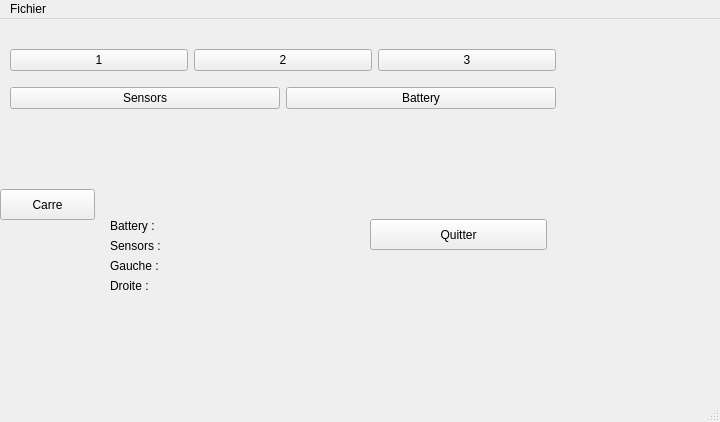
First picture: the form in NAO /Interface.ui, repository dussotro/StageRobZerr, before the edit.
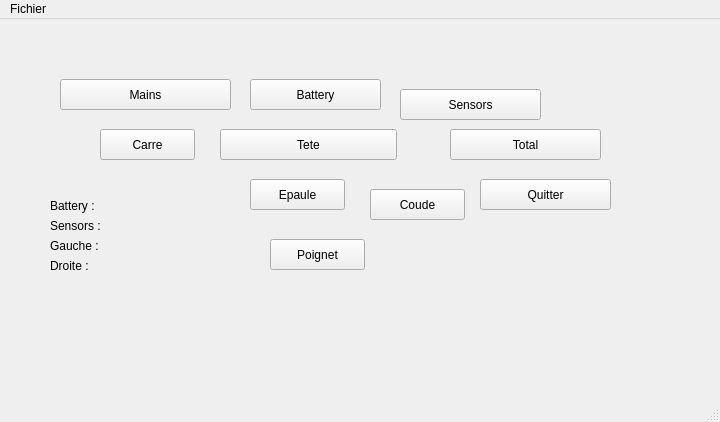
Second picture: the form after the edit.

The edit to the form file:
```diff
--- a/NAO /Interface.ui
+++ b/NAO /Interface.ui
@@ -17,66 +17,11 @@
    <string>MainWindow</string>
   </property>
   <widget class="QWidget" name="centralwidget">
-   <widget class="QWidget" name="verticalLayoutWidget">
-    <property name="geometry">
-     <rect>
-      <x>10</x>
-      <y>20</y>
-      <width>546</width>
-      <height>80</height>
-     </rect>
-    </property>
-    <layout class="QVBoxLayout" name="verticalLayout">
-     <item>
-      <layout class="QHBoxLayout" name="horizontalLayout">
-       <item>
-        <widget class="QPushButton" name="Button1">
-         <property name="text">
-          <string>1</string>
-         </property>
-        </widget>
-       </item>
-       <item>
-        <widget class="QPushButton" name="pushButton_2">
-         <property name="text">
-          <string>2</string>
-         </property>
-        </widget>
-       </item>
-       <item>
-        <widget class="QPushButton" name="pushButton_3">
-         <property name="text">
-          <string>3</string>
-         </property>
-        </widget>
-       </item>
-      </layout>
-     </item>
-     <item>
-      <layout class="QHBoxLayout" name="horizontalLayout_2">
-       <item>
-        <widget class="QPushButton" name="Bouton_sensors">
-         <property name="text">
-          <string>Sensors</string>
-         </property>
-        </widget>
-       </item>
-       <item>
-        <widget class="QPushButton" name="Bouton_battery">
-         <property name="text">
-          <string>Battery</string>
-         </property>
-        </widget>
-       </item>
-      </layout>
-     </item>
-    </layout>
-   </widget>
    <widget class="QPushButton" name="Bouton_square">
     <property name="geometry">
      <rect>
-      <x>0</x>
-      <y>170</y>
+      <x>100</x>
+      <y>110</y>
       <width>95</width>
       <height>31</height>
      </rect>
@@ -97,8 +42,8 @@
    <widget class="QWidget" name="formLayoutWidget">
     <property name="geometry">
      <rect>
-      <x>110</x>
-      <y>200</y>
+      <x>50</x>
+      <y>180</y>
       <width>201</width>
       <height>110</height>
      </rect>
@@ -158,9 +103,9 @@
    <widget class="QPushButton" name="Bouton_Stop">
     <property name="geometry">
      <rect>
-      <x>370</x>
-      <y>200</y>
-      <width>177</width>
+      <x>480</x>
+      <y>160</y>
+      <width>131</width>
       <height>31</height>
      </rect>
     </property>
@@ -168,6 +113,110 @@
      <string>Quitter</string>
     </property>
    </widget>
+   <widget class="QPushButton" name="Bouton_Tete">
+    <property name="geometry">
+     <rect>
+      <x>220</x>
+      <y>110</y>
+      <width>177</width>
+      <height>31</height>
+     </rect>
+    </property>
+    <property name="text">
+     <string>Tete</string>
+    </property>
+   </widget>
+   <widget class="QPushButton" name="Bouton_Total">
+    <property name="geometry">
+     <rect>
+      <x>450</x>
+      <y>110</y>
+      <width>151</width>
+      <height>31</height>
+     </rect>
+    </property>
+    <property name="text">
+     <string>Total</string>
+    </property>
+   </widget>
+   <widget class="QPushButton" name="Bouton_Epaule">
+    <property name="geometry">
+     <rect>
+      <x>250</x>
+      <y>160</y>
+      <width>95</width>
+      <height>31</height>
+     </rect>
+    </property>
+    <property name="text">
+     <string>Epaule</string>
+    </property>
+   </widget>
+   <widget class="QPushButton" name="Bouton_Coude">
+    <property name="geometry">
+     <rect>
+      <x>370</x>
+      <y>170</y>
+      <width>95</width>
+      <height>31</height>
+     </rect>
+    </property>
+    <property name="text">
+     <string>Coude</string>
+    </property>
+   </widget>
+   <widget class="QPushButton" name="Bouton_Poignet">
+    <property name="geometry">
+     <rect>
+      <x>270</x>
+      <y>220</y>
+      <width>95</width>
+      <height>31</height>
+     </rect>
+    </property>
+    <property name="text">
+     <string>Poignet</string>
+    </property>
+   </widget>
+   <widget class="QPushButton" name="Bouton_battery">
+    <property name="geometry">
+     <rect>
+      <x>250</x>
+      <y>60</y>
+      <width>131</width>
+      <height>31</height>
+     </rect>
+    </property>
+    <property name="text">
+     <string>Battery</string>
+    </property>
+   </widget>
+   <widget class="QPushButton" name="Bouton_sensors">
+    <property name="geometry">
+     <rect>
+      <x>400</x>
+      <y>70</y>
+      <width>141</width>
+      <height>31</height>
+     </rect>
+    </property>
+    <property name="text">
+     <string>Sensors</string>
+    </property>
+   </widget>
+   <widget class="QPushButton" name="Bouton_main">
+    <property name="geometry">
+     <rect>
+      <x>60</x>
+      <y>60</y>
+      <width>171</width>
+      <height>31</height>
+     </rect>
+    </property>
+    <property name="text">
+     <string>Mains</string>
+    </property>
+   </widget>
   </widget>
   <widget class="QMenuBar" name="menubar">
    <property name="geometry">
```
Left out of the diff: 18 changed lines with no effect on the pictures.
